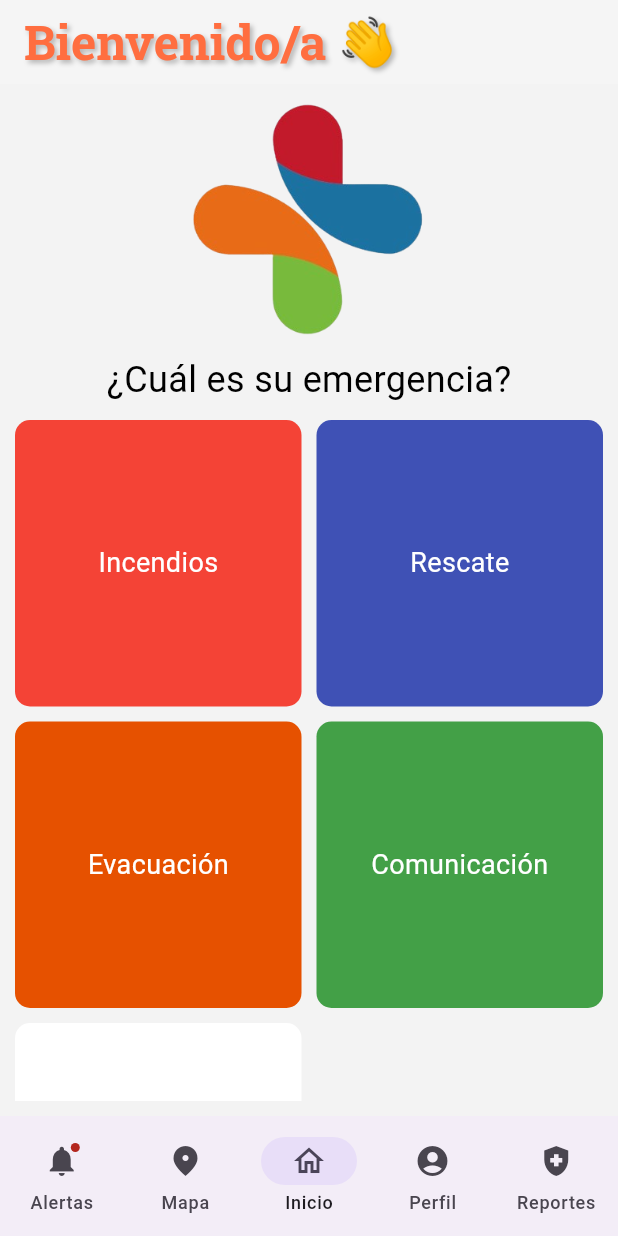
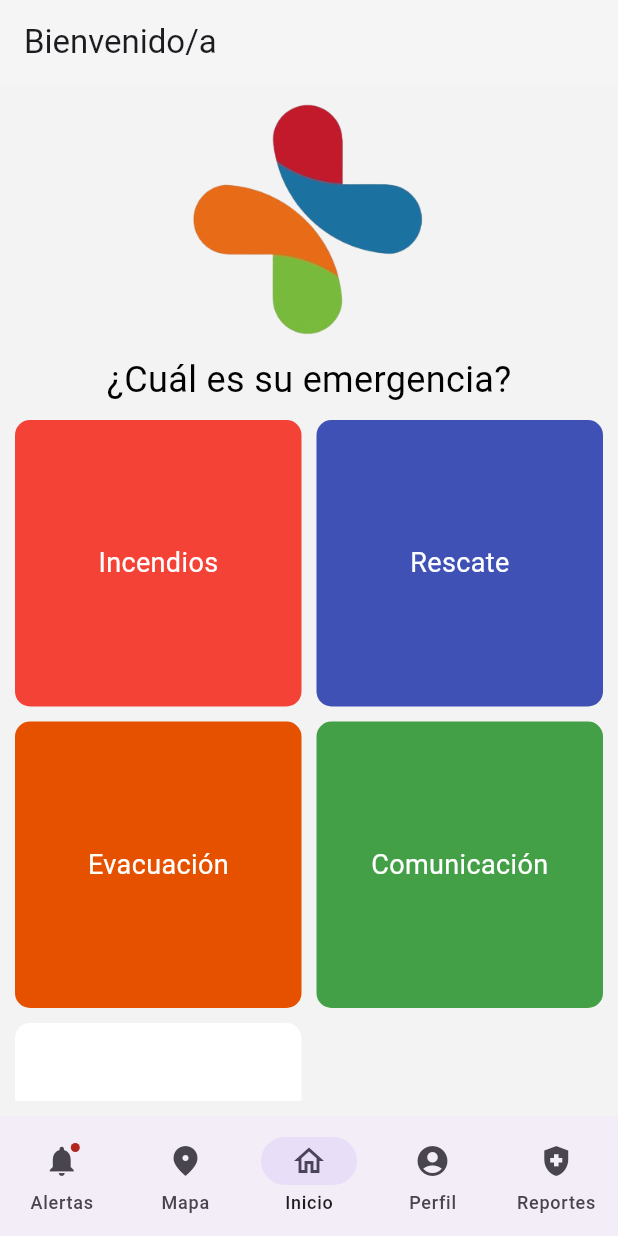
Before and after one commit to OzzyLozano/alerta-unida__flutter, a Flutter app: the HomePage screen opened directly, on a phone screen of 412 x 824 dp. Run offline on Flutter 3.47's test engine with Material 3 defaults, Android fonts, the light colour scheme and no system bars; our stand-ins replace camera, device_info_plus, firebase_core, firebase_messaging, flutter_local_notifications, flutter_map and 4 more; missing offline and left inert: flutter_map_geojson, pusher_channels_flutter; accounts and stored records are empty.

Commit message:
minor changes

```diff
--- a/lib/homepage.dart
+++ b/lib/homepage.dart
@@ -8,7 +8,6 @@ import 'package:app_test/screens/user/user_home.dart';
 import 'package:app_test/screens/user/user_reports.dart';
 import 'package:flutter/material.dart';
 import 'package:shared_preferences/shared_preferences.dart';
-import 'package:google_fonts/google_fonts.dart';
 
 class HomePage extends StatefulWidget {
   const HomePage({super.key});
@@ -16,8 +15,6 @@ class HomePage extends StatefulWidget {
   @override
   State<HomePage> createState() => _HomePageState();
 }
-
-
 
 class _HomePageState extends State<HomePage> {
   int _selectedIndex = 2;
@@ -49,29 +46,17 @@ class _HomePageState extends State<HomePage> {
     ),
   ];
   static const List<String> appTitlesText = [
-    'Alertas 🔔',
-    'Mapa 🗺️',
-    'Bienvenido/a 👋',
-    'Perfil 👤',
-    'Reportes 📊',
+    'Alertas',
+    'Mapa',
+    'Bienvenido/a',
+    'Perfil',
+    'Reportes',
   ];
 
   static final List<Widget> appTitle = appTitlesText.map((title) {
     return Text(
       title,
       textAlign: TextAlign.center,
-      style: GoogleFonts.robotoSlab(
-        fontSize: 32,
-        fontWeight: FontWeight.bold,
-        color: Colors.deepOrangeAccent,
-        shadows: [
-          Shadow(
-            offset: Offset(2, 2),
-            blurRadius: 4.0,
-            color: Colors.black26,
-          ),
-        ],
-      ),
     );
   }).toList();
   void onTapped(int index) {
@@ -79,7 +64,6 @@ class _HomePageState extends State<HomePage> {
       _selectedIndex = index;
     });
   }
-
 
   late SharedPreferences preferences;
 
--- a/lib/screens/brigade/manage_alerts.dart
+++ b/lib/screens/brigade/manage_alerts.dart
@@ -5,7 +5,6 @@ import 'package:app_test/components/fetch_alerts.dart';
 import 'package:app_test/config.dart';
 import 'package:flutter/material.dart';
 import 'package:http/http.dart' as http;
-import 'package:google_fonts/google_fonts.dart';
 
 class ManageAlerts extends StatefulWidget {
   const ManageAlerts({super.key});
@@ -100,7 +99,7 @@ class AlertsList extends StatelessWidget {
                   ListTile(
                     title: Text(
                       alerts[index].title,
-                      style: GoogleFonts.montserrat(
+                      style: const TextStyle(
                         fontSize: 26,
                         fontWeight: FontWeight.w700,
                         color: Colors.deepPurple,
@@ -108,7 +107,7 @@ class AlertsList extends StatelessWidget {
                     ),
                     subtitle: Text(
                       'Tipo: ${alerts[index].type}\n${alerts[index].content}\n\nEstado: ${alerts[index].status}',
-                      style: GoogleFonts.robotoSlab(
+                      style: const TextStyle(
                         fontSize: 18,
                         fontWeight: FontWeight.w500,
                         color: Colors.black87,
--- a/pubspec.yaml
+++ b/pubspec.yaml
@@ -29,11 +29,6 @@ dependencies:
   qr_flutter: ^4.1.0
   mobile_scanner: ^3.0.0
   photo_view: ^0.14.0
-
-
-
-  google_fonts: ^6.0.0
-
 
 dev_dependencies:
   flutter_test:
```
Also changed, not shown: lib/config.dart (deleted, +0 -7 lines), lib/screens/map.dart (+4 -4 lines), lib/services/notifications_service.dart (+14 -26 lines), pubspec.lock.
